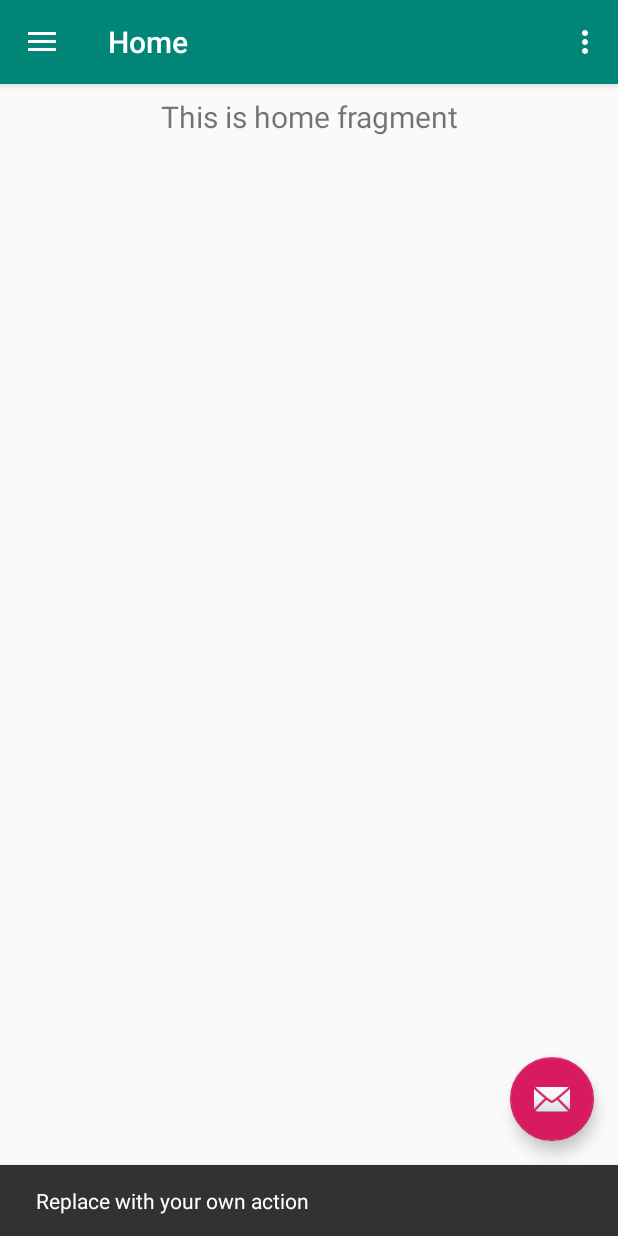
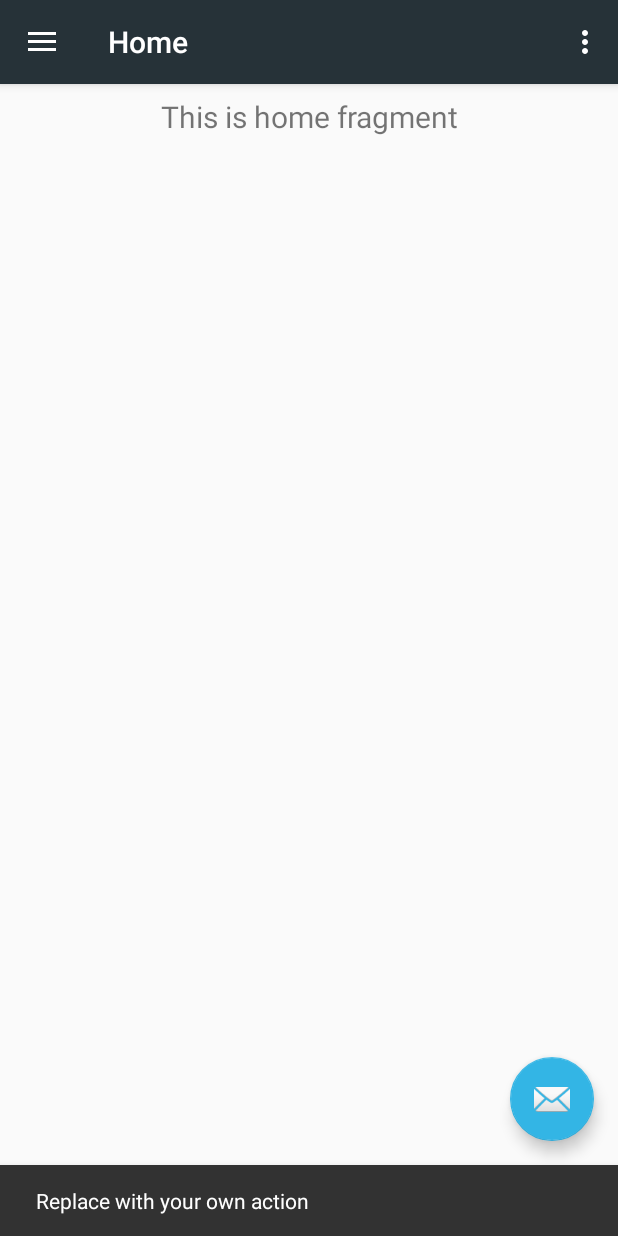
Before and after one commit to Priyanka-Sachan/Infinity, an Android app: the screen it shows after launch (MainActivity), after a tap on an icon or button, on a phone screen of 412 x 824 dp. Run offline under Robolectric (Android 15) with nearby library versions, the light colour scheme and no system bars; our stand-ins replace navigation-ui.

Commit message:
basic fixes

```diff
--- a/app/src/main/res/menu/activity_main_drawer.xml
+++ b/app/src/main/res/menu/activity_main_drawer.xml
@@ -9,17 +9,20 @@
             android:icon="@drawable/ic_menu_camera"
             android:title="@string/menu_home" />
         <item
+            android:id="@+id/nav_slideshow"
+            android:icon="@drawable/ic_menu_slideshow"
+            android:title="@string/events_near_me" />
+        <iteSm
+            android:id="@+id/nav_tools"
+            android:icon="@drawable/ic_menu_manage"
+            android:title="@string/schemes_for_you" />
+
+        <item
             android:id="@+id/nav_gallery"
             android:icon="@drawable/ic_menu_gallery"
             android:title="@string/menu_gallery" />
-        <item
-            android:id="@+id/nav_slideshow"
-            android:icon="@drawable/ic_menu_slideshow"
-            android:title="@string/menu_slideshow" />
-        <item
-            android:id="@+id/nav_tools"
-            android:icon="@drawable/ic_menu_manage"
-            android:title="@string/menu_tools" />
+
+
     </group>
 
     <item android:title="Communicate">
--- a/app/src/main/res/values/colors.xml
+++ b/app/src/main/res/values/colors.xml
@@ -1,6 +1,6 @@
 <?xml version="1.0" encoding="utf-8"?>
 <resources>
-    <color name="colorPrimary">#008577</color>
-    <color name="colorPrimaryDark">#00574B</color>
-    <color name="colorAccent">#D81B60</color>
+    <color name="colorPrimary">#263238</color>
+    <color name="colorPrimaryDark">#263238</color>
+    <color name="colorAccent">#33b5e5</color>
 </resources>
--- a/app/src/main/res/values/strings.xml
+++ b/app/src/main/res/values/strings.xml
@@ -13,4 +13,6 @@
     <string name="menu_tools">Tools</string>
     <string name="menu_share">Share</string>
     <string name="menu_send">Send</string>
+    <string name="events_near_me">Events near me</string>
+    <string name="schemes_for_you">Schemes for you</string>
 </resources>
```
